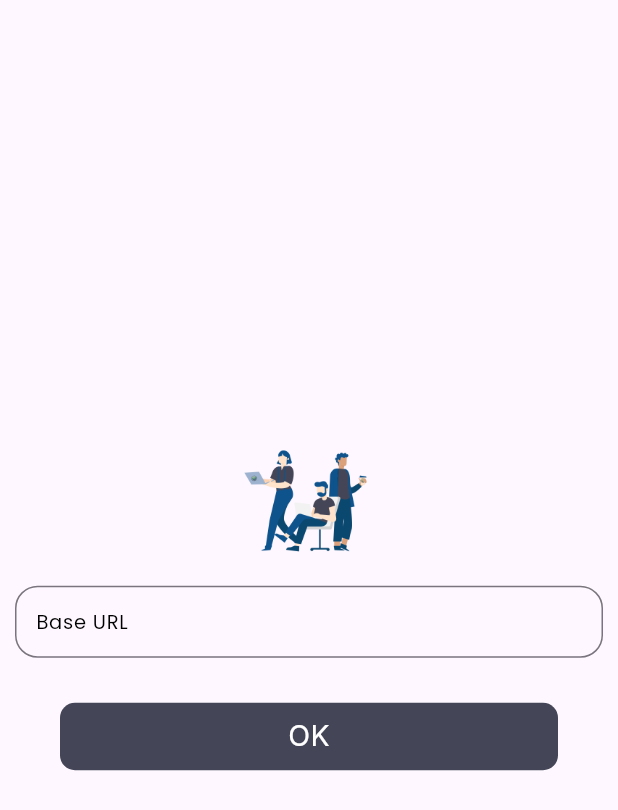
After one commit to NasTecSol/Nas-HR-Mob, a Flutter app: the screen it shows after launch, after a tap on the "link" icon, on a phone screen of 412 x 824 dp. The commit adds this screen. Shown: the top 810 px of the screen. Run offline on Flutter 3.47's test engine with Material 3 defaults, Android fonts, the phone set to English and light mode, and no system bars; our stand-ins replace animated_bottom_navigation_bar, google_fonts, local_auth, lottie, quickalert, share_plus and 1 more; accounts and stored records are empty; generated files the repository leaves out were written again; project files that could hold a hidden picture were left out.

Commit message:
update-1.0.9
update-1.0.9

```diff
--- a/lib/screens/login_screen.dart
+++ b/lib/screens/login_screen.dart
@@ -4,6 +4,7 @@ import 'package:flutter/material.dart';
 import 'package:google_fonts/google_fonts.dart';
 import 'package:lottie/lottie.dart';
 import 'package:nashr/screens/main_screen.dart';
+import 'package:nashr/screens/url_screen.dart';
 import 'package:nashr/singleton_class.dart';
 import 'package:nashr/widgets/buttons.dart';
 import 'package:nashr/widgets/colors.dart';
@@ -318,6 +319,17 @@ class _LoginScreenState extends State<LoginScreen> {
                         ),
                       ],
                     ),
+                          IconButton(
+                            onPressed: () {
+                              Navigator.push(
+                                  context,
+                                  MaterialPageRoute(
+                                      builder: (context) =>
+                                      const UrlScreen()));
+                            },
+                            icon: const Icon(Icons.link),
+                          ),
+
                     NasButton(
                       text: AppLocalizations.of(context)!.signIn,
                       onPressed: () {
--- a/lib/screens/splash_screen.dart
+++ b/lib/screens/splash_screen.dart
@@ -2,7 +2,9 @@ import 'package:flutter/material.dart';
 import 'package:google_fonts/google_fonts.dart';
 import 'package:lottie/lottie.dart';
 import 'package:nashr/screens/login_screen.dart';
+import 'package:nashr/singleton_class.dart';
 import 'package:nashr/widgets/colors.dart';
+import 'package:shared_preferences/shared_preferences.dart';
 
 class SplashScreen extends StatefulWidget {
   const SplashScreen({super.key});
@@ -14,6 +16,7 @@ class SplashScreen extends StatefulWidget {
 class _SplashscreenState extends State<SplashScreen>
     with SingleTickerProviderStateMixin {
   late AnimationController _animationController;
+  SingletonClass singletonClass = SingletonClass();
 
   @override
   void initState() {
@@ -23,6 +26,13 @@ class _SplashscreenState extends State<SplashScreen>
       duration: const Duration(milliseconds: 3500),
     );
     _animationController.forward().then((value) async {
+      final preferences = await SharedPreferences.getInstance();
+      final String? url =preferences.getString('baseURL');
+      if (url != null && url.isNotEmpty){
+        singletonClass.baseURL = url ;
+      } else {
+        singletonClass.baseURL = singletonClass.awsURL;
+      }
       await Navigator.pushReplacement(
         context,
         MaterialPageRoute(builder: (context) => const LoginScreen()),
--- /dev/null
+++ b/lib/screens/url_screen.dart
@@ -0,0 +1,78 @@
+import 'package:flutter/material.dart';
+import 'package:google_fonts/google_fonts.dart';
+import 'package:nashr/singleton_class.dart';
+import 'package:nashr/widgets/buttons.dart';
+import 'package:nashr/widgets/colors.dart';
+import 'package:shared_preferences/shared_preferences.dart';
+
+class UrlScreen extends StatefulWidget {
+  const UrlScreen({super.key});
+
+  @override
+  State<UrlScreen> createState() => _UrlScreenState();
+}
+
+class _UrlScreenState extends State<UrlScreen> {
+  TextEditingController baseUrl = TextEditingController();
+  SingletonClass singletonClass = SingletonClass();
+  saveBaseURL(String url) async {
+    final SharedPreferences preferences = await SharedPreferences.getInstance();
+    await preferences.setString('baseURL', url);
+  }
+
+  @override
+  Widget build(BuildContext context) {
+    return  Scaffold(
+      body: Column(
+        mainAxisAlignment: MainAxisAlignment.center,
+        children: [
+          Padding(
+            padding:  const EdgeInsets.all (10),
+            child: Column(
+              mainAxisAlignment: MainAxisAlignment.center,
+              children: [
+                Image.asset(
+                  'images/login.png', // replace 'your_image.png' with the path to your image asset
+                  width: 100,  // adjust width as needed
+                  height: 100, // adjust height as needed
+                ),
+                const SizedBox(
+                  height:10,
+                ),
+                TextField(
+                  controller: baseUrl,
+                  keyboardType: TextInputType.text,
+                  obscureText: false,
+                  decoration: InputDecoration(
+                    contentPadding: const EdgeInsets.symmetric(
+                        vertical: 10.0, horizontal: 10),
+                    focusedBorder: OutlineInputBorder(
+                      borderRadius: BorderRadius.circular(15),
+                      borderSide: BorderSide(
+                        color: NasColors.darkBlue,
+                        width: 3,
+                      ),
+                    ),
+                    border: OutlineInputBorder(
+                      borderRadius: BorderRadius.circular(15),
+                    ),
+                    labelText: 'Base URL',
+                    labelStyle: GoogleFonts.poppins(
+                      color: Colors.black,
+                      fontSize: 13,
+                    ),
+                  ),
+                ),
+                NasButton(text: "OK", onPressed: () async {
+                  singletonClass.setBaseURL(baseUrl.text);
+                  await saveBaseURL(baseUrl.text);
+                  Navigator.pop(context);
+                })
+              ],
+            ),
+          ),
+        ],
+      ),
+    );
+  }
+}
--- a/lib/singleton_class.dart
+++ b/lib/singleton_class.dart
@@ -1,6 +1,5 @@
 import 'dart:convert';
 import 'dart:developer';
-import 'package:intl/intl.dart';
 import 'package:nashr/request_controller/branch_model.dart';
 import 'package:nashr/request_controller/check_in_model.dart';
 import 'package:nashr/request_controller/clocking_model.dart';
@@ -21,7 +20,8 @@ class SingletonClass {
   static SingletonClass? _singleton;
 
   bool initialized = false;
-  String? baseURL = 'https://336d-39-63-125-66.ngrok-free.app';
+  String? awsURL ='https://dev.nashrms.com' ;
+  String? baseURL;
   LoginModel? _loginModel;
   JWTData? _jwtData;
   List<EmployeeData> employeeDataList = [];
@@ -79,6 +79,10 @@ class SingletonClass {
   void setCheckOutStatus(String status) {
     checkOutStatus = status;
   }
+
+  void setBaseURL(String url) {
+    baseURL = url;
+  }
 //API Calls
 
   Future<EmployeeData?> getEmployeeData() async {
```
